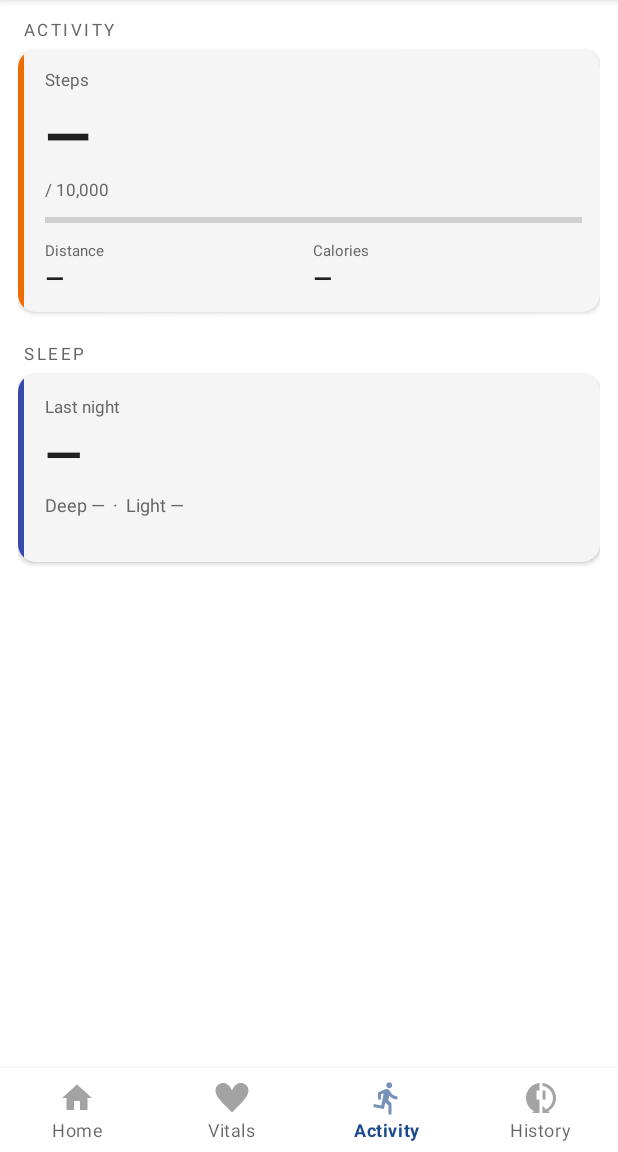
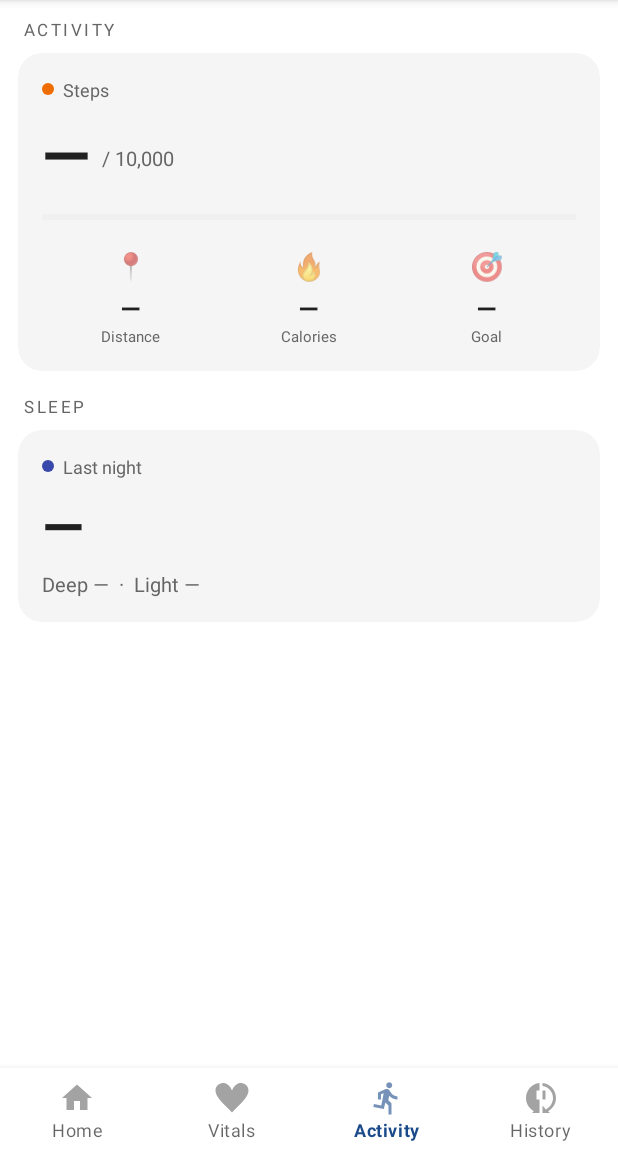
Before and after one commit to Sc00tz/Open-RingBridge, an Android app: the screen it shows after launch (MainActivity), item 3 of the bottom bar chosen, on a phone screen of 412 x 824 dp, the part 84-1236 px from its top. Run offline under Robolectric (Android 15) with nearby library versions, the phone set to English and light mode, and no system bars; our stand-ins replace Room's generated code; libraries missing offline, so code that uses them is left out: no.nordicsemi.android.

Commit message:
ui: restyle Activity and History to match the card language
Activity: rounded/flat cards, accent-dot headers, larger step hero, and a 3-stat
icon row (Distance · Calories · Goal %). History: 16dp flat card with accent dots
replacing the 4dp side bars. No data-flow changes; same view IDs.

Co-Authored-By: Claude Opus 4.8 <noreply@anthropic.com>

```diff
--- a/RingBridge/app/src/main/java/dev/ringbridge/ActivityFragment.kt
+++ b/RingBridge/app/src/main/java/dev/ringbridge/ActivityFragment.kt
@@ -121,6 +121,10 @@ class ActivityFragment : Fragment() {
         binding.tvStepsGoal.text       = "/ %,d".format(goal)
         binding.progressSteps.max      = goal
         binding.progressSteps.progress = steps.toLong().coerceAtMost(goal.toLong()).toInt()
+
+        // Goal completion percentage for the third stat tile.
+        val pct = if (goal > 0) (steps / goal * 100).toInt().coerceIn(0, 999) else 0
+        binding.tvGoalPct.text = "$pct%"
     }
 
     // ── Sleep ─────────────────────────────────────────────────────────────────
--- a/RingBridge/app/src/main/res/layout/fragment_activity.xml
+++ b/RingBridge/app/src/main/res/layout/fragment_activity.xml
@@ -3,7 +3,8 @@
     xmlns:android="http://schemas.android.com/apk/res/android"
     xmlns:app="http://schemas.android.com/apk/res-auto"
     android:layout_width="match_parent"
-    android:layout_height="match_parent">
+    android:layout_height="match_parent"
+    android:fillViewport="true">
 
     <LinearLayout
         android:layout_width="match_parent"
@@ -19,80 +20,118 @@
             android:textSize="11sp"
             android:letterSpacing="0.15"
             android:textColor="@color/section_label_color"
-            android:layout_marginBottom="6dp"
+            android:layout_marginBottom="8dp"
             android:layout_marginStart="4dp" />
 
-        <!-- Steps (full width) -->
+        <!-- Steps hero card -->
         <com.google.android.material.card.MaterialCardView
             android:id="@+id/cardSteps"
             android:layout_width="match_parent"
             android:layout_height="wrap_content"
             android:layout_marginBottom="8dp"
-            app:cardCornerRadius="12dp"
-            app:cardElevation="2dp"
+            app:cardCornerRadius="16dp"
+            app:cardElevation="0dp"
             app:cardBackgroundColor="@color/card_bg">
-            <FrameLayout android:layout_width="match_parent" android:layout_height="wrap_content">
+
             <LinearLayout
                 android:layout_width="match_parent"
                 android:layout_height="wrap_content"
                 android:orientation="vertical"
-                    android:paddingStart="18dp"
-                    android:paddingEnd="12dp"
-                    android:paddingTop="12dp"
-                    android:paddingBottom="12dp">
+                android:padding="16dp">
+
+                <!-- Header: accent dot + label -->
+                <LinearLayout
+                    android:layout_width="match_parent"
+                    android:layout_height="wrap_content"
+                    android:orientation="horizontal"
+                    android:gravity="center_vertical">
+                    <View android:layout_width="8dp" android:layout_height="8dp"
+                        android:layout_marginEnd="6dp"
+                        android:background="@drawable/dot_accent"
+                        android:backgroundTint="@color/accent_steps" />
                     <TextView android:layout_width="wrap_content" android:layout_height="wrap_content"
-                        android:text="Steps" android:textSize="11sp" android:textColor="@color/section_label_color" />
-                    <TextView android:id="@+id/tvStepsValue" android:layout_width="wrap_content" android:layout_height="wrap_content"
-                        android:text="—" android:textSize="40sp" android:textStyle="bold"
-                        android:textColor="?android:attr/textColorPrimary" android:layout_marginTop="2dp" />
-                    <LinearLayout android:layout_width="match_parent" android:layout_height="wrap_content"
-                        android:orientation="horizontal" android:gravity="center_vertical" android:layout_marginTop="2dp">
-                        <TextView android:id="@+id/tvStepsGoal" android:layout_width="0dp" android:layout_height="wrap_content"
-                            android:layout_weight="1" android:text="/ 10,000" android:textSize="11sp" android:textColor="@color/section_label_color" />
-                        <TextView android:id="@+id/tvStepsTime" android:layout_width="wrap_content" android:layout_height="wrap_content"
+                        android:text="Steps" android:textSize="12sp" android:textColor="@color/section_label_color" />
+                </LinearLayout>
+
+                <!-- Hero value + goal -->
+                <LinearLayout
+                    android:layout_width="match_parent"
+                    android:layout_height="wrap_content"
+                    android:orientation="horizontal"
+                    android:gravity="bottom"
+                    android:layout_marginTop="6dp">
+                    <TextView android:id="@+id/tvStepsValue"
+                        android:layout_width="wrap_content" android:layout_height="wrap_content"
+                        android:text="—" android:textSize="42sp" android:textStyle="bold"
+                        android:textColor="?android:attr/textColorPrimary" />
+                    <TextView android:id="@+id/tvStepsGoal"
+                        android:layout_width="0dp" android:layout_height="wrap_content"
+                        android:layout_weight="1"
+                        android:layout_marginStart="8dp" android:layout_marginBottom="8dp"
+                        android:text="/ 10,000" android:textSize="13sp"
+                        android:textColor="@color/section_label_color" />
+                    <TextView android:id="@+id/tvStepsTime"
+                        android:layout_width="wrap_content" android:layout_height="wrap_content"
+                        android:layout_marginBottom="8dp"
                         android:text="" android:textSize="10sp" android:textColor="@color/section_label_color" />
                 </LinearLayout>
+
                 <ProgressBar
                     android:id="@+id/progressSteps"
                     style="@style/Widget.AppCompat.ProgressBar.Horizontal"
                     android:layout_width="match_parent"
-                        android:layout_height="6dp"
+                    android:layout_height="8dp"
                     android:layout_marginTop="10dp"
                     android:max="10000"
                     android:progress="0"
                     android:progressTint="@color/accent_steps"
-                        android:progressBackgroundTint="@color/section_label_color" />
+                    android:progressBackgroundTint="#33888888" />
 
-                    <!-- Distance + Calories row -->
+                <!-- 3-stat icon row: Distance · Calories · Goal % -->
                 <LinearLayout
                     android:layout_width="match_parent"
                     android:layout_height="wrap_content"
                     android:orientation="horizontal"
-                        android:layout_marginTop="10dp">
+                    android:layout_marginTop="16dp"
+                    android:baselineAligned="false">
+
                     <LinearLayout android:layout_width="0dp" android:layout_height="wrap_content"
-                            android:layout_weight="1" android:orientation="vertical">
+                        android:layout_weight="1" android:orientation="vertical" android:gravity="center">
                         <TextView android:layout_width="wrap_content" android:layout_height="wrap_content"
-                                android:text="Distance" android:textSize="10sp"
-                                android:textColor="@color/section_label_color" />
+                            android:text="📍" android:textSize="18sp" />
                         <TextView android:id="@+id/tvDistanceValue"
                             android:layout_width="wrap_content" android:layout_height="wrap_content"
-                                android:text="—" android:textSize="16sp" android:textStyle="bold"
-                                android:textColor="?android:attr/textColorPrimary" />
+                            android:text="—" android:textSize="17sp" android:textStyle="bold"
+                            android:textColor="?android:attr/textColorPrimary" android:layout_marginTop="4dp" />
+                        <TextView android:layout_width="wrap_content" android:layout_height="wrap_content"
+                            android:text="Distance" android:textSize="10sp" android:textColor="@color/section_label_color" />
                     </LinearLayout>
+
                     <LinearLayout android:layout_width="0dp" android:layout_height="wrap_content"
-                            android:layout_weight="1" android:orientation="vertical">
+                        android:layout_weight="1" android:orientation="vertical" android:gravity="center">
                         <TextView android:layout_width="wrap_content" android:layout_height="wrap_content"
-                                android:text="Calories" android:textSize="10sp"
-                                android:textColor="@color/section_label_color" />
+                            android:text="🔥" android:textSize="18sp" />
                         <TextView android:id="@+id/tvCaloriesValue"
                             android:layout_width="wrap_content" android:layout_height="wrap_content"
-                                android:text="—" android:textSize="16sp" android:textStyle="bold"
-                                android:textColor="?android:attr/textColorPrimary" />
+                            android:text="—" android:textSize="17sp" android:textStyle="bold"
+                            android:textColor="?android:attr/textColorPrimary" android:layout_marginTop="4dp" />
+                        <TextView android:layout_width="wrap_content" android:layout_height="wrap_content"
+                            android:text="Calories" android:textSize="10sp" android:textColor="@color/section_label_color" />
+                    </LinearLayout>
+
+                    <LinearLayout android:layout_width="0dp" android:layout_height="wrap_content"
+                        android:layout_weight="1" android:orientation="vertical" android:gravity="center">
+                        <TextView android:layout_width="wrap_content" android:layout_height="wrap_content"
+                            android:text="🎯" android:textSize="18sp" />
+                        <TextView android:id="@+id/tvGoalPct"
+                            android:layout_width="wrap_content" android:layout_height="wrap_content"
+                            android:text="—" android:textSize="17sp" android:textStyle="bold"
+                            android:textColor="?android:attr/textColorPrimary" android:layout_marginTop="4dp" />
+                        <TextView android:layout_width="wrap_content" android:layout_height="wrap_content"
+                            android:text="Goal" android:textSize="10sp" android:textColor="@color/section_label_color" />
                     </LinearLayout>
                 </LinearLayout>
             </LinearLayout>
-                <View android:layout_width="4dp" android:layout_height="match_parent" android:background="@color/accent_steps" />
-            </FrameLayout>
         </com.google.android.material.card.MaterialCardView>
 
         <!-- ── Section: SLEEP ─────────────────────────────────────────────── -->
@@ -103,41 +142,50 @@
             android:textSize="11sp"
             android:letterSpacing="0.15"
             android:textColor="@color/section_label_color"
-            android:layout_marginTop="12dp"
-            android:layout_marginBottom="6dp"
+            android:layout_marginTop="8dp"
+            android:layout_marginBottom="8dp"
             android:layout_marginStart="4dp" />
 
-        <!-- Sleep (full width) -->
+        <!-- Sleep card -->
         <com.google.android.material.card.MaterialCardView
             android:id="@+id/cardSleep"
             android:layout_width="match_parent"
             android:layout_height="wrap_content"
             android:layout_marginBottom="8dp"
-            app:cardCornerRadius="12dp"
-            app:cardElevation="2dp"
+            app:cardCornerRadius="16dp"
+            app:cardElevation="0dp"
             app:cardBackgroundColor="@color/card_bg">
-            <FrameLayout android:layout_width="match_parent" android:layout_height="wrap_content">
+
             <LinearLayout
                 android:layout_width="match_parent"
                 android:layout_height="wrap_content"
                 android:orientation="vertical"
-                    android:paddingStart="18dp"
-                    android:paddingEnd="14dp"
-                    android:paddingTop="14dp"
-                    android:paddingBottom="14dp">
-                    <TextView android:layout_width="wrap_content" android:layout_height="wrap_content"
-                        android:text="Last night" android:textSize="11sp" android:textColor="@color/section_label_color" />
+                android:padding="16dp">
+
+                <LinearLayout
+                    android:layout_width="match_parent"
+                    android:layout_height="wrap_content"
+                    android:orientation="horizontal"
+                    android:gravity="center_vertical">
+                    <View android:layout_width="8dp" android:layout_height="8dp"
+                        android:layout_marginEnd="6dp"
+                        android:background="@drawable/dot_accent"
+                        android:backgroundTint="@color/accent_sleep" />
+                    <TextView android:layout_width="0dp" android:layout_height="wrap_content"
+                        android:layout_weight="1"
+                        android:text="Last night" android:textSize="12sp" android:textColor="@color/section_label_color" />
+                    <TextView android:id="@+id/tvSleepTime" android:layout_width="wrap_content" android:layout_height="wrap_content"
+                        android:text="" android:textSize="10sp" android:textColor="@color/section_label_color" />
+                </LinearLayout>
+
                 <TextView android:id="@+id/tvSleepDuration" android:layout_width="wrap_content" android:layout_height="wrap_content"
-                        android:text="—" android:textSize="32sp" android:textStyle="bold"
-                        android:textColor="?android:attr/textColorPrimary" android:layout_marginTop="2dp" />
+                    android:text="—" android:textSize="36sp" android:textStyle="bold"
+                    android:textColor="?android:attr/textColorPrimary" android:layout_marginTop="6dp" />
+
                 <TextView android:id="@+id/tvSleepBreakdown" android:layout_width="wrap_content" android:layout_height="wrap_content"
-                        android:text="Deep —  ·  Light —" android:textSize="12sp"
-                        android:textColor="@color/section_label_color" android:layout_marginTop="4dp" />
-                    <TextView android:id="@+id/tvSleepTime" android:layout_width="wrap_content" android:layout_height="wrap_content"
-                        android:text="" android:textSize="10sp" android:textColor="@color/section_label_color" android:layout_marginTop="2dp" />
+                    android:text="Deep —  ·  Light —" android:textSize="13sp"
+                    android:textColor="@color/section_label_color" android:layout_marginTop="6dp" />
             </LinearLayout>
-                <View android:layout_width="4dp" android:layout_height="match_parent" android:background="@color/accent_sleep" />
-            </FrameLayout>
         </com.google.android.material.card.MaterialCardView>
 
     </LinearLayout>
--- a/RingBridge/app/src/main/res/layout/fragment_history.xml
+++ b/RingBridge/app/src/main/res/layout/fragment_history.xml
@@ -24,8 +24,8 @@
         <com.google.android.material.card.MaterialCardView
             android:layout_width="match_parent"
             android:layout_height="wrap_content"
-            app:cardCornerRadius="12dp"
-            app:cardElevation="2dp"
+            app:cardCornerRadius="16dp"
+            app:cardElevation="0dp"
             app:cardBackgroundColor="@color/card_bg">
 
             <LinearLayout
@@ -43,8 +43,9 @@
                     android:paddingStart="16dp"
                     android:paddingEnd="16dp"
                     android:background="?attr/selectableItemBackground">
-                    <View android:layout_width="4dp" android:layout_height="32dp"
-                        android:background="@color/accent_hr" android:layout_marginEnd="14dp" />
+                    <View android:layout_width="8dp" android:layout_height="8dp"
+                        android:background="@drawable/dot_accent" android:backgroundTint="@color/accent_hr"
+                        android:layout_marginEnd="14dp" />
                     <TextView android:layout_width="0dp" android:layout_height="wrap_content"
                         android:layout_weight="1" android:text="Heart Rate"
                         android:textSize="15sp" android:textColor="?android:attr/textColorPrimary" />
@@ -68,8 +69,9 @@
                     android:paddingStart="16dp"
                     android:paddingEnd="16dp"
                     android:background="?attr/selectableItemBackground">
-                    <View android:layout_width="4dp" android:layout_height="32dp"
-                        android:background="@color/accent_spo2" android:layout_marginEnd="14dp" />
+                    <View android:layout_width="8dp" android:layout_height="8dp"
+                        android:background="@drawable/dot_accent" android:backgroundTint="@color/accent_spo2"
+                        android:layout_marginEnd="14dp" />
                     <TextView android:layout_width="0dp" android:layout_height="wrap_content"
                         android:layout_weight="1" android:text="SpO₂"
                         android:textSize="15sp" android:textColor="?android:attr/textColorPrimary" />
@@ -93,8 +95,9 @@
                     android:paddingStart="16dp"
                     android:paddingEnd="16dp"
                     android:background="?attr/selectableItemBackground">
-                    <View android:layout_width="4dp" android:layout_height="32dp"
-                        android:background="@color/accent_bp" android:layout_marginEnd="14dp" />
+                    <View android:layout_width="8dp" android:layout_height="8dp"
+                        android:background="@drawable/dot_accent" android:backgroundTint="@color/accent_bp"
+                        android:layout_marginEnd="14dp" />
                     <TextView android:layout_width="0dp" android:layout_height="wrap_content"
                         android:layout_weight="1" android:text="Blood Pressure"
                         android:textSize="15sp" android:textColor="?android:attr/textColorPrimary" />
@@ -118,8 +121,9 @@
                     android:paddingStart="16dp"
                     android:paddingEnd="16dp"
                     android:background="?attr/selectableItemBackground">
-                    <View android:layout_width="4dp" android:layout_height="32dp"
-                        android:background="@color/accent_hrv" android:layout_marginEnd="14dp" />
+                    <View android:layout_width="8dp" android:layout_height="8dp"
+                        android:background="@drawable/dot_accent" android:backgroundTint="@color/accent_hrv"
+                        android:layout_marginEnd="14dp" />
                     <TextView android:layout_width="0dp" android:layout_height="wrap_content"
                         android:layout_weight="1" android:text="HRV"
                         android:textSize="15sp" android:textColor="?android:attr/textColorPrimary" />
@@ -143,8 +147,9 @@
                     android:paddingStart="16dp"
                     android:paddingEnd="16dp"
                     android:background="?attr/selectableItemBackground">
-                    <View android:layout_width="4dp" android:layout_height="32dp"
-                        android:background="@color/accent_stress" android:layout_marginEnd="14dp" />
+                    <View android:layout_width="8dp" android:layout_height="8dp"
+                        android:background="@drawable/dot_accent" android:backgroundTint="@color/accent_stress"
+                        android:layout_marginEnd="14dp" />
                     <TextView android:layout_width="0dp" android:layout_height="wrap_content"
                         android:layout_weight="1" android:text="Stress"
                         android:textSize="15sp" android:textColor="?android:attr/textColorPrimary" />
@@ -168,8 +173,9 @@
                     android:paddingStart="16dp"
                     android:paddingEnd="16dp"
                     android:background="?attr/selectableItemBackground">
-                    <View android:layout_width="4dp" android:layout_height="32dp"
-                        android:background="@color/accent_glucose" android:layout_marginEnd="14dp" />
+                    <View android:layout_width="8dp" android:layout_height="8dp"
+                        android:background="@drawable/dot_accent" android:backgroundTint="@color/accent_glucose"
+                        android:layout_marginEnd="14dp" />
                     <TextView android:layout_width="0dp" android:layout_height="wrap_content"
                         android:layout_weight="1" android:text="Blood Glucose"
                         android:textSize="15sp" android:textColor="?android:attr/textColorPrimary" />
@@ -193,8 +199,9 @@
                     android:paddingStart="16dp"
                     android:paddingEnd="16dp"
                     android:background="?attr/selectableItemBackground">
-                    <View android:layout_width="4dp" android:layout_height="32dp"
-                        android:background="@color/accent_resp" android:layout_marginEnd="14dp" />
+                    <View android:layout_width="8dp" android:layout_height="8dp"
+                        android:background="@drawable/dot_accent" android:backgroundTint="@color/accent_resp"
+                        android:layout_marginEnd="14dp" />
                     <TextView android:layout_width="0dp" android:layout_height="wrap_content"
                         android:layout_weight="1" android:text="Resp Rate"
                         android:textSize="15sp" android:textColor="?android:attr/textColorPrimary" />
@@ -218,8 +225,9 @@
                     android:paddingStart="16dp"
                     android:paddingEnd="16dp"
                     android:background="?attr/selectableItemBackground">
-                    <View android:layout_width="4dp" android:layout_height="32dp"
-                        android:background="@color/accent_steps" android:layout_marginEnd="14dp" />
+                    <View android:layout_width="8dp" android:layout_height="8dp"
+                        android:background="@drawable/dot_accent" android:backgroundTint="@color/accent_steps"
+                        android:layout_marginEnd="14dp" />
                     <TextView android:layout_width="0dp" android:layout_height="wrap_content"
                         android:layout_weight="1" android:text="Steps"
                         android:textSize="15sp" android:textColor="?android:attr/textColorPrimary" />
@@ -243,8 +251,9 @@
                     android:paddingStart="16dp"
                     android:paddingEnd="16dp"
                     android:background="?attr/selectableItemBackground">
-                    <View android:layout_width="4dp" android:layout_height="32dp"
-                        android:background="@color/accent_battery" android:layout_marginEnd="14dp" />
+                    <View android:layout_width="8dp" android:layout_height="8dp"
+                        android:background="@drawable/dot_accent" android:backgroundTint="@color/accent_battery"
+                        android:layout_marginEnd="14dp" />
                     <TextView android:layout_width="0dp" android:layout_height="wrap_content"
                         android:layout_weight="1" android:text="Battery"
                         android:textSize="15sp" android:textColor="?android:attr/textColorPrimary" />
@@ -268,8 +277,9 @@
                     android:paddingStart="16dp"
                     android:paddingEnd="16dp"
                     android:background="?attr/selectableItemBackground">
-                    <View android:layout_width="4dp" android:layout_height="32dp"
-                        android:background="@color/accent_sleep" android:layout_marginEnd="14dp" />
+                    <View android:layout_width="8dp" android:layout_height="8dp"
+                        android:background="@drawable/dot_accent" android:backgroundTint="@color/accent_sleep"
+                        android:layout_marginEnd="14dp" />
                     <TextView android:layout_width="0dp" android:layout_height="wrap_content"
                         android:layout_weight="1" android:text="Sleep"
                         android:textSize="15sp" android:textColor="?android:attr/textColorPrimary" />
```
Lines whose indentation alone changed are shown as unchanged.
